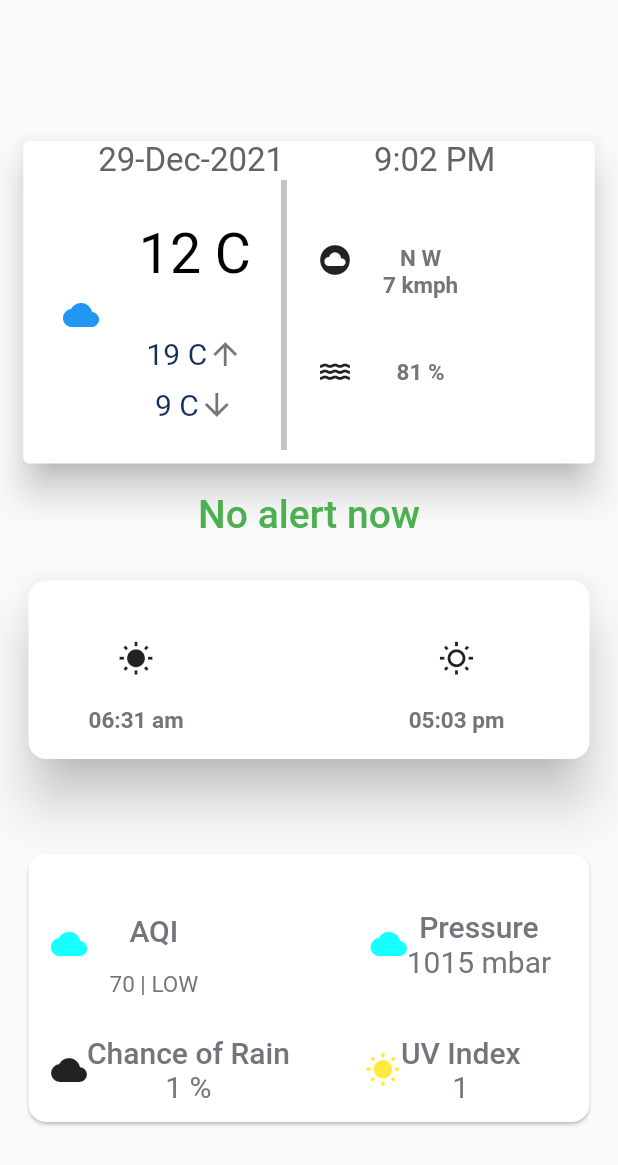
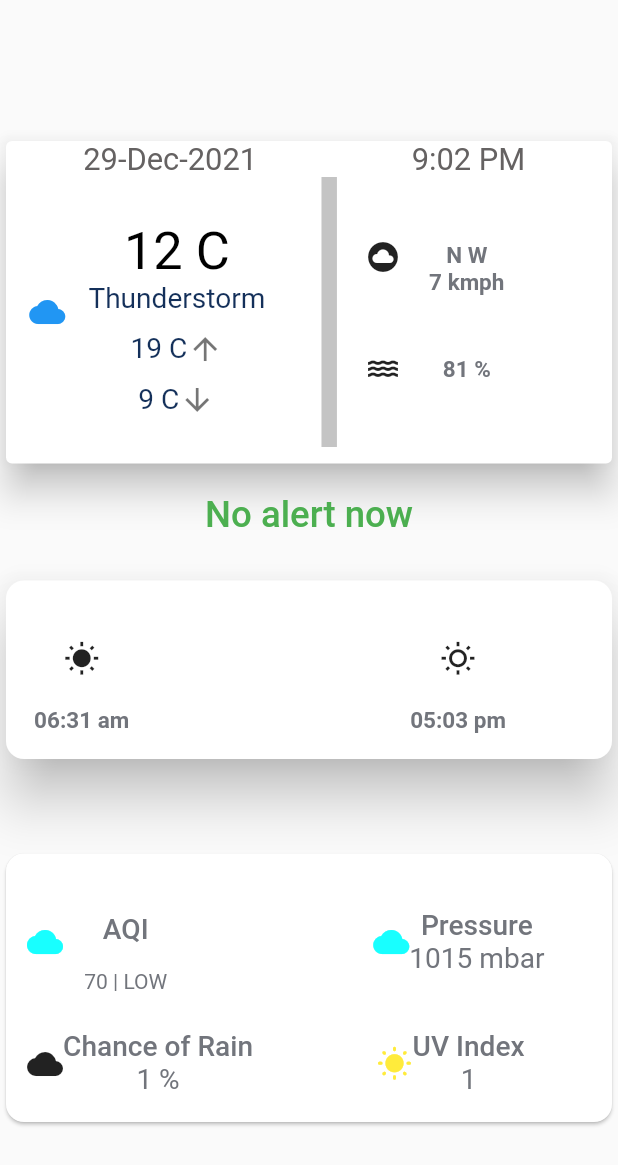
Before and after one commit to sumanchandra22/Weather-alert, a Flutter app: the WeatherInfoScreen screen opened by its route, on a phone screen of 412 x 824 dp. Shown: the top 1165 px of the screen. Run offline on Flutter 3.47's test engine with Material 2 defaults, Android fonts, the phone set to English and light mode, and no system bars; our stand-ins replace get_it, weather; missing offline and left inert: dotenv; network calls fail.

Commit message:
responsive_weather

```diff
--- a/lib/src/screens/weather_info_screen.dart
+++ b/lib/src/screens/weather_info_screen.dart
@@ -9,48 +9,52 @@ class WeatherInfoScreen extends StatelessWidget {
 
   @override
   Widget build(BuildContext context) {
+    Size size = MediaQuery.of(context).size;
+    double width = MediaQuery.of(context).size.width;
     return BaseView<WeatherInfoViewModel>(
-        onModelReady: (model) => model.getWeatherData(),
-        builder: (ctx, model, child) => Scaffold(
-              body: Container(
-                width: 500,
+        builder: (ctx, model, child) => SafeArea(
+            child : Scaffold(
+              body: SingleChildScrollView(
+                child: Container(
+                  width: width,
                   decoration: const BoxDecoration(
-                    // color: Color.fromRGBO(225, 225, 225, 1)
+
                   ),
                   child: Column(
+                    crossAxisAlignment :CrossAxisAlignment.start,
                     children: [
                       SizedBox(height: 90),
                       Container(
                           height: 223,
-                        width: 389,
+                          width: width/1,
                           child: Card(
                             color: Color.fromRGBO(255, 255, 255, 1),
                             child: Column(
                               children: [
                                 Row(
-                                children: const [
+                                  children:  [
                                     SizedBox(
-                                    width: 50,
+                                      width: width/8,
                                     ),
                                     Text(
                                       "29-Dec-2021",
                                       style: TextStyle(
                                           fontWeight: FontWeight.w400,
-                                        fontSize: 22,
+                                          fontSize: width/20,
                                           color: Color.fromRGBO(101, 98, 98, 1)),
                                     ),
                                     SizedBox(
-                                    width: 60,
+                                      width: width/4,
                                     ),
                                     Text(
                                       "9:02 PM",
                                       style: TextStyle(
                                           fontWeight: FontWeight.w400,
-                                        fontSize: 22,
+                                          fontSize: width/20,
                                           color: Color.fromRGBO(101, 98, 98, 1)),
                                     ),
                                     SizedBox(
-                                    width: 50,
+                                      width: width/8.3,
                                     ),
                                   ],
                                 ),
@@ -58,7 +62,7 @@ class WeatherInfoScreen extends StatelessWidget {
                                   children: [
                                     Container(
                                         height: 98,
-                                      width: 77,
+                                        width: width/7.5,
                                         child: Icon(Icons.wb_cloudy,
                                             color: Colors.blue)),
                                     Column(
@@ -66,18 +70,18 @@ class WeatherInfoScreen extends StatelessWidget {
                                         SizedBox(
                                           height: 10,
                                         ),
-                                      const Text(
+                                        Text(
                                           "12 C",
                                           style: TextStyle(
-                                          fontSize: 37,
+                                            fontSize: width/11.8,
                                             fontWeight: FontWeight.w400,
                                             color: Color.fromRGBO(0, 0, 0, 1),
                                           ),
                                         ),
                                         Text(
-                                        "",
+                                          "Thunderstorm",
                                           style: TextStyle(
-                                          fontSize: 20,
+                                            fontSize: width/22,
                                             fontWeight: FontWeight.w400,
                                             color: Color.fromRGBO(20, 48, 90, 1),
                                           ),
@@ -86,11 +90,11 @@ class WeatherInfoScreen extends StatelessWidget {
                                           height: 10,
                                         ),
                                         Row(
-                                        children: const [
+                                          children:   [
                                             Text(
                                               "19 C",
                                               style: TextStyle(
-                                              fontSize: 20,
+                                                fontSize: width/22,
                                                 fontWeight: FontWeight.w400,
                                                 color:
                                                 Color.fromRGBO(20, 48, 90, 1),
@@ -104,11 +108,11 @@ class WeatherInfoScreen extends StatelessWidget {
                                           height: 10,
                                         ),
                                         Row(
-                                        children: const [
+                                          children:   [
                                             Text(
                                               "9 C",
                                               style: TextStyle(
-                                              fontSize: 20,
+                                                fontSize: width/22,
                                                 fontWeight: FontWeight.w400,
                                                 color:
                                                 Color.fromRGBO(20, 48, 90, 1),
@@ -121,10 +125,10 @@ class WeatherInfoScreen extends StatelessWidget {
                                       ],
                                     ),
                                     SizedBox(
-                                    width: 20,
+                                      width: width/11,
                                     ),
-                                  const SizedBox(
-                                    width: 4.0,
+                                    SizedBox(
+                                      width: width/40,
                                       height: 180.0,
                                       child: DecoratedBox(
                                         decoration: BoxDecoration(
@@ -133,7 +137,7 @@ class WeatherInfoScreen extends StatelessWidget {
                                       ),
                                     ),
                                     SizedBox(
-                                    width: 20,
+                                      width: width/22,
                                     ),
                                     Column(
                                       children: const [
@@ -145,7 +149,7 @@ class WeatherInfoScreen extends StatelessWidget {
                                       ],
                                     ),
                                     SizedBox(
-                                    width: 20,
+                                      width:width/22,
                                     ),
                                     Column(
                                       children: const [
@@ -168,13 +172,12 @@ class WeatherInfoScreen extends StatelessWidget {
                       ),
                       Container(
                         height: 30,
-                      width: 175,
-                      child: const Center(
+                        child:   Center(
                             child: Text("No alert now",
                                 style: TextStyle(
                                   color: Colors.green,
                                   fontWeight: FontWeight.w500,
-                                fontSize: 26,
+                                  fontSize: width/16.9,
                                 ))),
                       ),
                       SizedBox(
@@ -182,7 +185,7 @@ class WeatherInfoScreen extends StatelessWidget {
                       ),
                       Container(
                         height: 127,
-                      width: 382,
+                        width: width/1,
                         child: Card(
                           color: Color.fromRGBO(255, 255, 255, 1),
                           shape: const RoundedRectangleBorder(
@@ -194,7 +197,7 @@ class WeatherInfoScreen extends StatelessWidget {
                           child: Row(
                             children: [
                               SizedBox(
-                              width: 40,
+                                width: width/22,
                               ),
                               Column(
                                 children: const [
@@ -209,7 +212,7 @@ class WeatherInfoScreen extends StatelessWidget {
                                 ],
                               ),
                               SizedBox(
-                              width: 150,
+                                width: width/2.2,
                               ),
                               Column(
                                 children: const [
@@ -233,7 +236,7 @@ class WeatherInfoScreen extends StatelessWidget {
                       ),
                       Container(
                         height: 187,
-                      width: 382,
+                        width: width/1,
                         child: Card(
                           color: Color.fromRGBO(255, 255, 255, 1),
                           shape: const RoundedRectangleBorder(
@@ -250,24 +253,24 @@ class WeatherInfoScreen extends StatelessWidget {
                               Row(
                                 children: [
                                   SizedBox(
-                                  width: 15,
+                                    width: width/29.3,
                                   ),
                                   Icon(
                                     Icons.wb_cloudy_rounded,
                                     color: Colors.cyanAccent,
                                   ),
                                   SizedBox(
-                                  width: 15,
+                                    width: width/29.3,
                                   ),
                                   Column(
-                                  children: const [
+                                    children: [
                                       SizedBox(
                                         height: 15,
                                       ),
                                       Text("AQI",
                                           style: TextStyle(
                                             fontWeight: FontWeight.w500,
-                                          fontSize: 20,
+                                            fontSize: width/22,
                                           )),
                                       SizedBox(
                                         height: 15,
@@ -275,28 +278,28 @@ class WeatherInfoScreen extends StatelessWidget {
                                       Text("70 | LOW",
                                           style: TextStyle(
                                             fontWeight: FontWeight.w400,
-                                          fontSize: 15,
+                                            fontSize: width/29.3,
                                           )),
                                     ],
                                   ),
                                   SizedBox(
-                                  width: 115,
+                                    width: width/3,
                                   ),
                                   const Icon(
                                     Icons.wb_cloudy_rounded,
                                     color: Colors.cyanAccent,
                                   ),
                                   Column(
-                                  children: const [
+                                    children:  [
                                       Text("Pressure",
                                           style: TextStyle(
                                             fontWeight: FontWeight.w500,
-                                          fontSize: 20,
+                                            fontSize: width/22,
                                           )),
                                       Text("1015 mbar",
                                           style: TextStyle(
                                             fontWeight: FontWeight.w400,
-                                          fontSize: 20,
+                                            fontSize: width/22,
                                           )),
                                     ],
                                   ),
@@ -308,44 +311,44 @@ class WeatherInfoScreen extends StatelessWidget {
                               Row(
                                 children: [
                                   SizedBox(
-                                  width: 15,
+                                    width: width/29.3,
                                   ),
                                   Icon(Icons.wb_cloudy),
                                   Column(
-                                  children: const [
+                                    children: [
                                       SizedBox(
-                                      width: 15,
+                                        width: width/29.3,
                                       ),
                                       Text("Chance of Rain",
                                           style: TextStyle(
                                             fontWeight: FontWeight.w500,
-                                          fontSize: 20,
+                                            fontSize: width/22,
                                           )),
                                       Text("1 %",
                                           style: TextStyle(
                                             fontWeight: FontWeight.w400,
-                                          fontSize: 20,
+                                            fontSize: width/22,
                                           )),
                                     ],
                                   ),
                                   SizedBox(
-                                  width: 50,
+                                    width: width/5,
                                   ),
                                   Icon(
                                     Icons.wb_sunny_rounded,
                                     color: Colors.yellow,
                                   ),
                                   Column(
-                                  children: const [
+                                    children:  [
                                       Text("UV Index",
                                           style: TextStyle(
                                             fontWeight: FontWeight.w500,
-                                          fontSize: 20,
+                                            fontSize: width/22,
                                           )),
                                       Text("1",
                                           style: TextStyle(
                                             fontWeight: FontWeight.w400,
-                                          fontSize: 20,
+                                            fontSize:width/22,
                                           )),
                                     ],
                                   ),
@@ -358,6 +361,7 @@ class WeatherInfoScreen extends StatelessWidget {
                     ],
                   ),
                 ),
-            ));
+              ),
+            )));
   }
 }
```
Also changed, not shown: pubspec.lock. Lines whose indentation alone changed are shown as unchanged.
